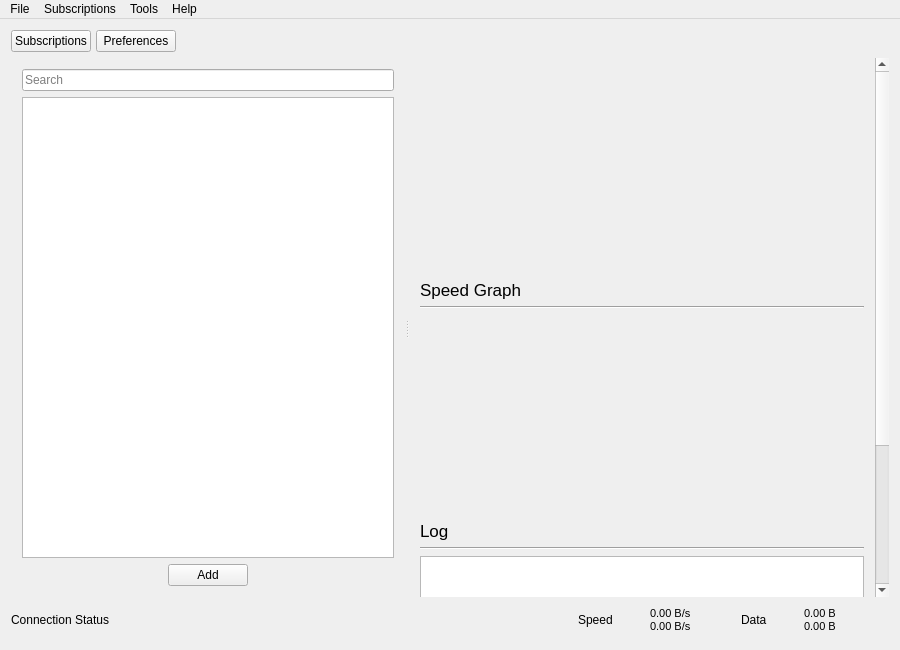
Qt form src/ui/w_MainWindow.ui (Qv2ray/Qv2ray) before a commit.
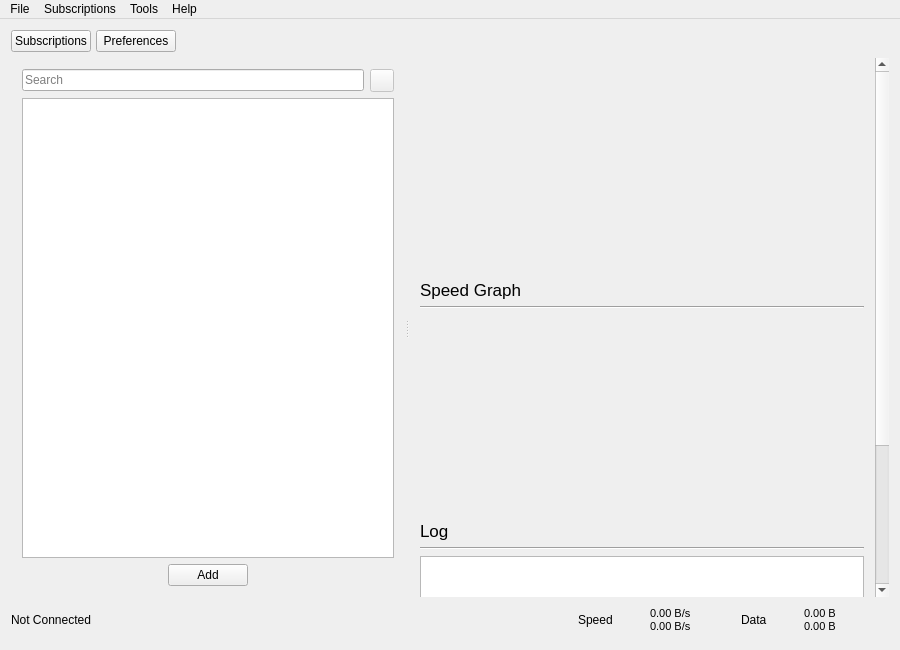
The same form after that commit. Icons and pictures are not drawn.

Commit message: add: added ConnectionItemLocate, ConnectionSelection, BoldGroupName

Diff of the .ui file:
```diff
--- a/src/ui/w_MainWindow.ui
+++ b/src/ui/w_MainWindow.ui
@@ -85,8 +85,8 @@
          <verstretch>0</verstretch>
         </sizepolicy>
        </property>
-       <layout class="QVBoxLayout" name="verticalLayout">
-        <item>
+       <layout class="QGridLayout" name="gridLayout">
+        <item row="0" column="0">
          <widget class="QLineEdit" name="connectionFilterTxt">
           <property name="placeholderText">
            <string>Search</string>
@@ -96,7 +96,24 @@
           </property>
          </widget>
         </item>
-        <item>
+        <item row="0" column="1">
+         <widget class="QToolButton" name="locateBtn">
+          <property name="enabled">
+           <bool>false</bool>
+          </property>
+          <property name="toolTip">
+           <string>Locate Current Connection</string>
+          </property>
+          <property name="text">
+           <string/>
+          </property>
+          <property name="icon">
+           <iconset resource="../../resources.qrc">
+            <normaloff>:/assets/icons/ui_light/locate.png</normaloff>:/assets/icons/ui_light/locate.png</iconset>
+          </property>
+         </widget>
+        </item>
+        <item row="1" column="0" colspan="2">
          <widget class="QTreeWidget" name="connectionListWidget">
           <property name="contextMenuPolicy">
            <enum>Qt::CustomContextMenu</enum>
@@ -135,7 +152,7 @@
           </column>
          </widget>
         </item>
-        <item>
+        <item row="2" column="0" colspan="2">
          <layout class="QHBoxLayout" name="horizontalLayout_3">
           <item>
            <spacer name="horizontalSpacer_3">
@@ -354,7 +371,7 @@
          </size>
         </property>
         <property name="text">
-         <string>Connection Status</string>
+         <string>Not Connected</string>
         </property>
        </widget>
       </item>
```
Left out of the diff: 4 changed lines with no effect on the pictures. The commit also changes 15 other files.
